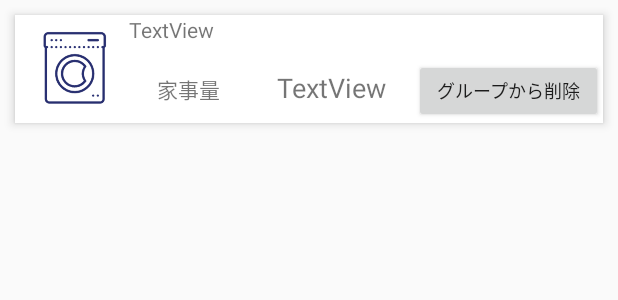
After one commit to junki-gnct/miekaji-app, an Android app: the layout recycle_item_group.xml on its own in the app's theme, with its tools: preview values and no code run, on a phone screen of 412 x 824 dp. The commit adds this screen. Shown: the top 300 px of the screen. Run offline under Robolectric (Android 15) with nearby library versions, the phone set to English and light mode, and no system bars; network calls fail.

```diff
--- a/app/src/main/java/jp/ac/gifu_nct/miekaji/ui/friend/FriendAdapter.kt
+++ b/app/src/main/java/jp/ac/gifu_nct/miekaji/ui/friend/FriendAdapter.kt
@@ -4,6 +4,7 @@ import android.util.Log
 import android.view.LayoutInflater
 import android.view.View
 import android.view.ViewGroup
+import android.widget.Button
 import androidx.recyclerview.widget.RecyclerView
 import jp.ac.gifu_nct.miekaji.R
 import jp.ac.gifu_nct.miekaji.structures.User
@@ -12,6 +13,7 @@ class FriendAdapter(private val friend:List<User>, private val listener: ListLis
     override fun onCreateViewHolder(parent: ViewGroup, viewType: Int): FriendHolder {
         Log.d("Adapter","onCreateViewHolder")
         val rowView:View=LayoutInflater.from(parent.context).inflate(R.layout.recycle_item,parent,false)
+        rowView.findViewById<Button>(R.id.button4).visibility = View.VISIBLE
         return FriendHolder(rowView)
     }
 
--- a/app/src/main/java/jp/ac/gifu_nct/miekaji/ui/friend/GroupFragment.kt
+++ b/app/src/main/java/jp/ac/gifu_nct/miekaji/ui/friend/GroupFragment.kt
@@ -36,9 +36,9 @@ class GroupFragment:Fragment() {
         view.findViewById<LinearLayout>(R.id.loadingOverlay).visibility = View.VISIBLE
 
         val recyclerView = recycler_list
-        val adapter = FriendAdapter(
+        val adapter = GroupAdapter(
             MemberList,
-            object : FriendAdapter.ListListener {
+            object : GroupAdapter.GroupListener {
                 override fun onClickRow(tappedView: View, friendData: User) {
                     this@GroupFragment.onClickRow(tappedView, friendData)
                 }
--- a/app/src/main/res/layout/fragment_flowers.xml
+++ b/app/src/main/res/layout/fragment_flowers.xml
@@ -21,7 +21,7 @@
             android:layout_width="match_parent"
             android:layout_height="200dp"
             android:layout_weight="1"
-            android:src="@drawable/sp1flower" />
+            android:src="@drawable/sp1seed" />
 
         <Space
             android:layout_width="match_parent"
--- /dev/null
+++ b/app/src/main/res/layout/recycle_item_group.xml
@@ -0,0 +1,79 @@
+<?xml version="1.0" encoding="utf-8"?>
+<androidx.constraintlayout.widget.ConstraintLayout xmlns:android="http://schemas.android.com/apk/res/android"
+    android:layout_width="match_parent"
+    android:layout_height="wrap_content"
+    android:layout_margin="10dp"
+    android:elevation="4dp"
+    xmlns:app="http://schemas.android.com/apk/res-auto"
+    android:background="@android:color/white">
+
+    <LinearLayout
+        android:layout_width="match_parent"
+        android:layout_height="wrap_content"
+        android:orientation="horizontal"
+        app:layout_constraintBottom_toBottomOf="parent"
+        app:layout_constraintEnd_toEndOf="parent"
+        app:layout_constraintStart_toStartOf="parent"
+        app:layout_constraintTop_toTopOf="parent">
+
+        <Space
+            android:layout_width="80dip"
+            android:layout_height="match_parent"
+            android:layout_weight="1" />
+
+        <ImageView
+            android:id="@+id/img2"
+            android:layout_width="wrap_content"
+            android:layout_height="wrap_content"
+            app:srcCompat="@mipmap/ic_launcher_round" />
+
+        <LinearLayout
+            android:layout_width="match_parent"
+            android:layout_height="match_parent"
+            android:layout_weight="1"
+            android:orientation="vertical">
+
+            <TextView
+                android:id="@+id/name2"
+                android:layout_width="match_parent"
+                android:layout_height="wrap_content"
+                android:layout_weight="1"
+                android:text="TextView" />
+
+            <LinearLayout
+                android:layout_width="match_parent"
+                android:layout_height="32dp"
+                android:layout_weight="1"
+                android:orientation="horizontal">
+
+                <TextView
+                    android:id="@+id/textView42"
+                    android:layout_width="wrap_content"
+                    android:layout_height="wrap_content"
+                    android:layout_weight="1"
+                    android:gravity="center_horizontal"
+                    android:text="家事量" />
+
+                <TextView
+                    android:id="@+id/fworkValue2"
+                    android:layout_width="wrap_content"
+                    android:layout_height="wrap_content"
+                    android:layout_weight="1"
+                    android:gravity="center_horizontal"
+                    android:text="TextView"
+                    android:textSize="18sp" />
+
+                <Button
+                    android:id="@+id/button42"
+                    android:layout_width="88dp"
+                    android:layout_height="wrap_content"
+                    android:layout_weight="1"
+                    android:text="グループから削除"
+                    android:textSize="12sp" />
+
+            </LinearLayout>
+
+        </LinearLayout>
+
+    </LinearLayout>
+</androidx.constraintlayout.widget.ConstraintLayout>
```
Also changed, not shown: app/src/main/java/jp/ac/gifu_nct/miekaji/ui/flower/FlowerFragment.kt (+67 -16 lines), app/src/main/java/jp/ac/gifu_nct/miekaji/ui/friend/GroupAdapter.kt (+8 -8 lines), app/src/main/java/jp/ac/gifu_nct/miekaji/ui/friend/GroupHolder.kt (added, +13 -0 lines).
